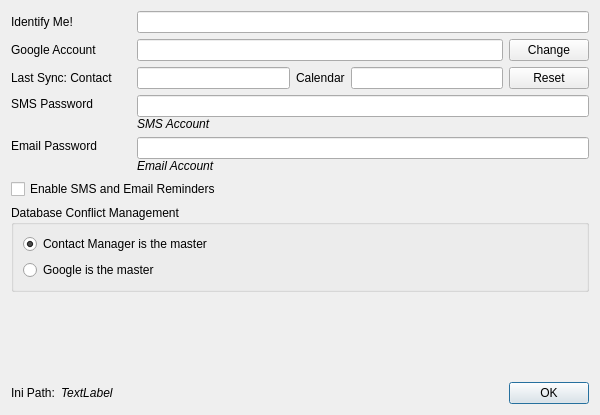
The window that configuration.ui (trumpton/ContactManager) describes before a commit, drawn with Qt 5.
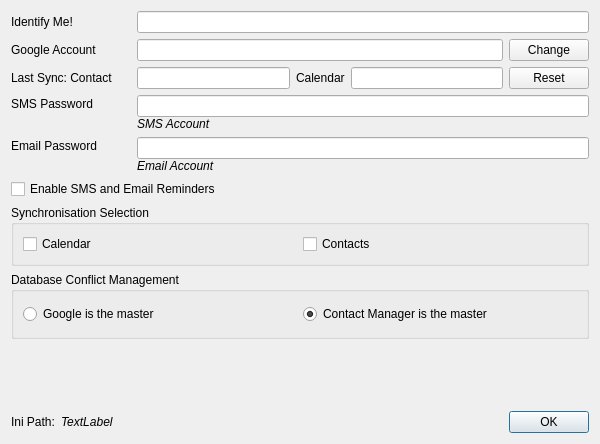
The same window after the commit. Custom widgets are drawn as their Qt base class.

Commit message: Added configuration switches for separate contact / calendar update

```diff
--- a/configuration.ui
+++ b/configuration.ui
@@ -7,7 +7,7 @@
     <x>0</x>
     <y>0</y>
     <width>600</width>
-    <height>415</height>
+    <height>444</height>
    </rect>
   </property>
   <property name="sizePolicy">
@@ -25,7 +25,7 @@
   <property name="maximumSize">
    <size>
     <width>10000</width>
-    <height>500</height>
+    <height>600</height>
    </size>
   </property>
   <property name="windowTitle">
@@ -319,6 +319,29 @@
      </item>
     </layout>
    </item>
+   <item>
+    <widget class="QGroupBox" name="groupBox_2">
+     <property name="title">
+      <string>Synchronisation Selection</string>
+     </property>
+     <layout class="QHBoxLayout" name="horizontalLayout_7">
+      <item>
+       <widget class="QCheckBox" name="checkBox_syncCalendar">
+        <property name="text">
+         <string>Calendar</string>
+        </property>
+       </widget>
+      </item>
+      <item>
+       <widget class="QCheckBox" name="checkBox_syncContacts">
+        <property name="text">
+         <string>Contacts</string>
+        </property>
+       </widget>
+      </item>
+     </layout>
+    </widget>
+   </item>
    <item>
     <widget class="QGroupBox" name="groupBox">
      <property name="sizePolicy">
@@ -334,14 +357,28 @@
       </font>
      </property>
      <property name="title">
-      <string>Database Conflict Management</string>
+      <string>Database Conflict Management  </string>
      </property>
-     <layout class="QVBoxLayout" name="verticalLayout_7">
+     <layout class="QHBoxLayout" name="horizontalLayout_9">
       <item>
-       <layout class="QVBoxLayout" name="verticalLayout_6">
-        <property name="sizeConstraint">
-         <enum>QLayout::SetDefaultConstraint</enum>
+       <widget class="QRadioButton" name="conflictGoogle">
+        <property name="sizePolicy">
+         <sizepolicy hsizetype="Expanding" vsizetype="Fixed">
+          <horstretch>0</horstretch>
+          <verstretch>0</verstretch>
+         </sizepolicy>
         </property>
+        <property name="minimumSize">
+         <size>
+          <width>150</width>
+          <height>0</height>
+         </size>
+        </property>
+        <property name="text">
+         <string>Google is the master</string>
+        </property>
+       </widget>
+      </item>
         <item>
          <widget class="QRadioButton" name="conflictContactManager">
           <property name="sizePolicy">
@@ -363,27 +400,6 @@
            <bool>true</bool>
           </property>
          </widget>
-        </item>
-        <item>
-         <widget class="QRadioButton" name="conflictGoogle">
-          <property name="sizePolicy">
-           <sizepolicy hsizetype="Expanding" vsizetype="Fixed">
-            <horstretch>0</horstretch>
-            <verstretch>0</verstretch>
-           </sizepolicy>
-          </property>
-          <property name="minimumSize">
-           <size>
-            <width>150</width>
-            <height>0</height>
-           </size>
-          </property>
-          <property name="text">
-           <string>Google is the master</string>
-          </property>
-         </widget>
-        </item>
-       </layout>
       </item>
      </layout>
     </widget>
```
Lines whose indentation alone changed are shown as unchanged. The commit also changes 4 other files.
